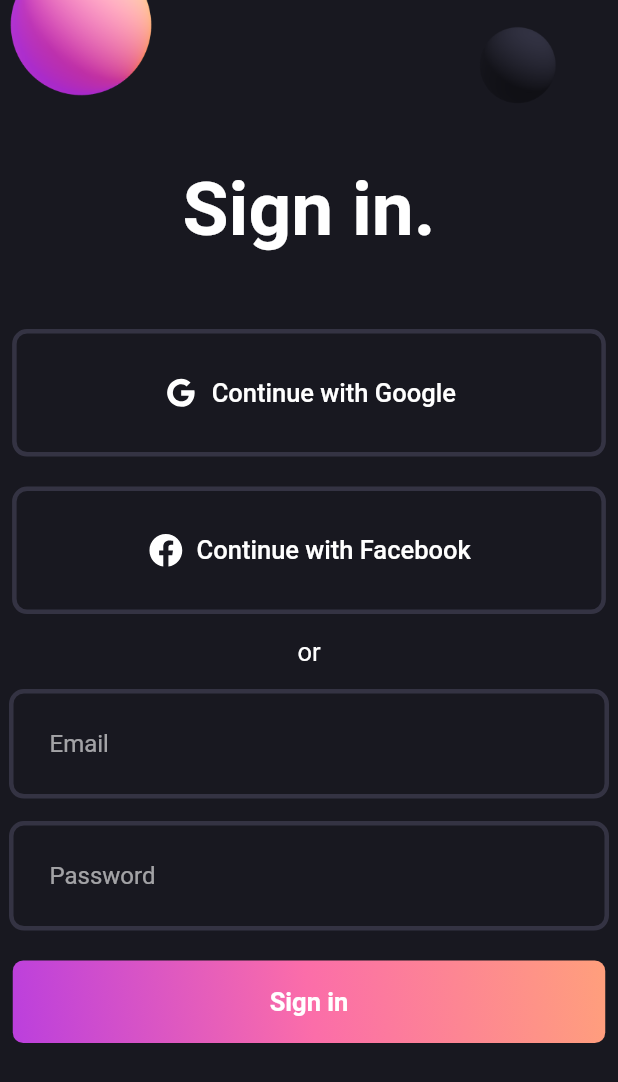
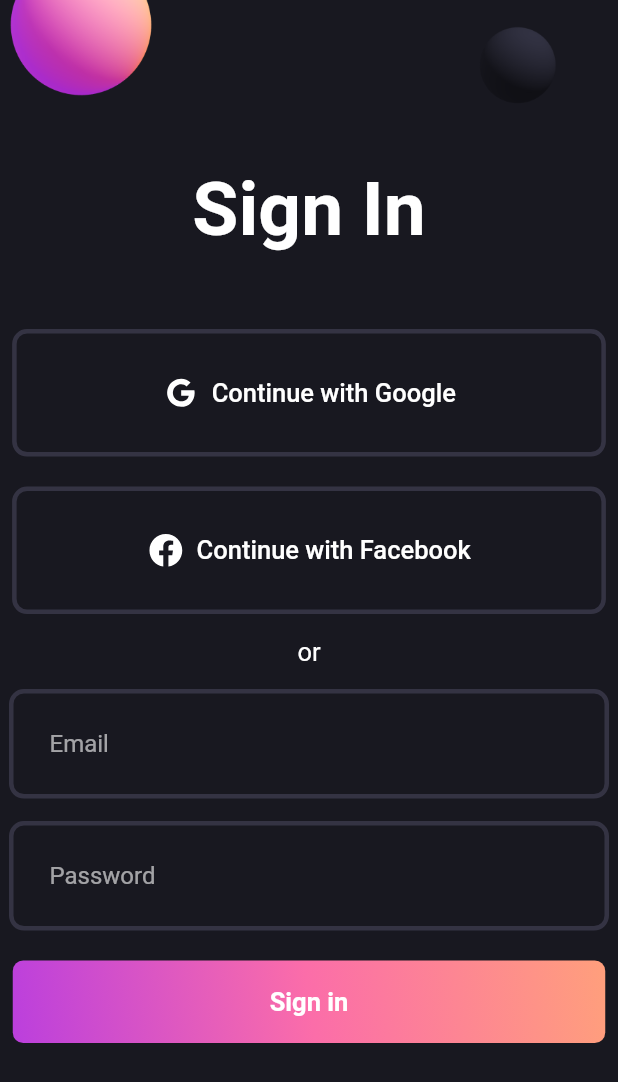
Before and after one commit to Rishit158/flutter_responsive_login_ui, a Flutter app: the screen it shows after launch, on a phone screen of 412 x 824 dp. Shown: the top 1082 px of the screen. Run offline on Flutter 3.47's test engine with Material 2 defaults, Android fonts, the phone set to English and light mode, and no system bars; our stand-ins replace flutter_svg.

Commit message:
first commit

```diff
--- a/lib/login_screen.dart
+++ b/lib/login_screen.dart
@@ -15,7 +15,7 @@ class LoginScreen extends StatelessWidget {
             children: [
               Image.asset('assets/images/signin_balls.png'),
               const Text(
-                'Sign in.',
+                'Sign In',
                 style: TextStyle(
                   fontWeight: FontWeight.bold,
                   fontSize: 50,
```
